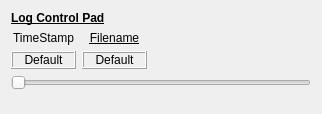
This is ui/w_logkeypad.ui in JFDuval/flexsea-plan as Qt 5 draws it before an edit. The edited form follows.
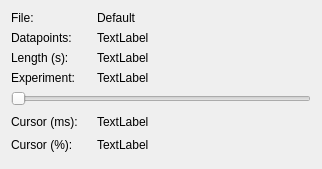
This is the edited form.

Commit message: Modified the LogKeyPad (more info, prettier)

The edit to the form file:
```diff
--- a/ui/w_logkeypad.ui
+++ b/ui/w_logkeypad.ui
@@ -6,40 +6,51 @@
    <rect>
     <x>0</x>
     <y>0</y>
-    <width>320</width>
-    <height>114</height>
+    <width>318</width>
+    <height>169</height>
    </rect>
   </property>
   <property name="windowTitle">
    <string>Form</string>
   </property>
   <layout class="QVBoxLayout" name="verticalLayout">
-   <item>
-    <widget class="QLabel" name="MainTitle">
-     <property name="text">
-      <string>&lt;html&gt;&lt;head/&gt;&lt;body&gt;&lt;p&gt;&lt;span style=&quot; font-weight:600; text-decoration: underline;&quot;&gt;Log Control Pad&lt;/span&gt;&lt;/p&gt;&lt;/body&gt;&lt;/html&gt;</string>
-     </property>
-    </widget>
-   </item>
    <item>
     <layout class="QGridLayout" name="MainGrid">
-     <item row="2" column="0" colspan="3">
-      <widget class="QSlider" name="TimeSlider">
-       <property name="minimumSize">
-        <size>
-         <width>300</width>
-         <height>0</height>
-        </size>
-       </property>
-       <property name="orientation">
-        <enum>Qt::Horizontal</enum>
-       </property>
-      </widget>
-     </item>
      <item row="0" column="0">
-      <widget class="QLabel" name="TimeStampTitle">
+      <widget class="QLabel" name="FileNameTitle">
+       <property name="minimumSize">
+        <size>
+         <width>80</width>
+         <height>0</height>
+        </size>
+       </property>
+       <property name="maximumSize">
+        <size>
+         <width>80</width>
+         <height>16777215</height>
+        </size>
+       </property>
        <property name="text">
-        <string>&lt;html&gt;&lt;head/&gt;&lt;body&gt;&lt;p align=&quot;center&quot;&gt;TimeStamp&lt;/p&gt;&lt;/body&gt;&lt;/html&gt;</string>
+        <string>&lt;html&gt;&lt;head/&gt;&lt;body&gt;&lt;p&gt;File:&lt;/p&gt;&lt;/body&gt;&lt;/html&gt;</string>
+       </property>
+      </widget>
+     </item>
+     <item row="2" column="0">
+      <widget class="QLabel" name="FileNameTitle_2">
+       <property name="minimumSize">
+        <size>
+         <width>80</width>
+         <height>0</height>
+        </size>
+       </property>
+       <property name="maximumSize">
+        <size>
+         <width>80</width>
+         <height>16777215</height>
+        </size>
+       </property>
+       <property name="text">
+        <string>&lt;html&gt;&lt;head/&gt;&lt;body&gt;&lt;p&gt;Length (s):&lt;/p&gt;&lt;/body&gt;&lt;/html&gt;</string>
        </property>
       </widget>
      </item>
@@ -47,38 +58,26 @@
       <widget class="QLabel" name="TimeStampLabel">
        <property name="minimumSize">
         <size>
-         <width>65</width>
+         <width>80</width>
          <height>0</height>
         </size>
        </property>
-       <property name="autoFillBackground">
-        <bool>false</bool>
-       </property>
-       <property name="frameShape">
-        <enum>QFrame::Box</enum>
-       </property>
-       <property name="frameShadow">
-        <enum>QFrame::Raised</enum>
-       </property>
-       <property name="lineWidth">
-        <number>1</number>
+       <property name="maximumSize">
+        <size>
+         <width>80</width>
+         <height>16777215</height>
+        </size>
        </property>
        <property name="text">
-        <string>Default</string>
-       </property>
-       <property name="alignment">
-        <set>Qt::AlignCenter</set>
-       </property>
-       <property name="textInteractionFlags">
-        <set>Qt::LinksAccessibleByMouse|Qt::TextSelectableByKeyboard|Qt::TextSelectableByMouse</set>
+        <string>&lt;html&gt;&lt;head/&gt;&lt;body&gt;&lt;p&gt;Datapoints:&lt;/p&gt;&lt;/body&gt;&lt;/html&gt;</string>
        </property>
       </widget>
      </item>
-     <item row="1" column="1">
+     <item row="0" column="1">
       <widget class="QLabel" name="FileNameLabel">
        <property name="minimumSize">
         <size>
-         <width>65</width>
+         <width>150</width>
          <height>0</height>
         </size>
        </property>
@@ -86,10 +85,10 @@
         <bool>false</bool>
        </property>
        <property name="frameShape">
-        <enum>QFrame::Box</enum>
+        <enum>QFrame::NoFrame</enum>
        </property>
        <property name="frameShadow">
-        <enum>QFrame::Raised</enum>
+        <enum>QFrame::Plain</enum>
        </property>
        <property name="lineWidth">
         <number>1</number>
@@ -98,15 +97,73 @@
         <string>Default</string>
        </property>
        <property name="alignment">
-        <set>Qt::AlignCenter</set>
+        <set>Qt::AlignLeading|Qt::AlignLeft|Qt::AlignVCenter</set>
        </property>
        <property name="textInteractionFlags">
         <set>Qt::LinksAccessibleByMouse|Qt::TextSelectableByKeyboard|Qt::TextSelectableByMouse</set>
        </property>
       </widget>
      </item>
-     <item row="1" column="2">
-      <spacer name="horizontalSpacer">
+     <item row="3" column="0">
+      <widget class="QLabel" name="FileNameTitle_4">
+       <property name="minimumSize">
+        <size>
+         <width>80</width>
+         <height>0</height>
+        </size>
+       </property>
+       <property name="maximumSize">
+        <size>
+         <width>80</width>
+         <height>16777215</height>
+        </size>
+       </property>
+       <property name="text">
+        <string>&lt;html&gt;&lt;head/&gt;&lt;body&gt;&lt;p&gt;Experiment:&lt;/p&gt;&lt;/body&gt;&lt;/html&gt;</string>
+       </property>
+      </widget>
+     </item>
+     <item row="1" column="1">
+      <widget class="QLabel" name="labelDataPoints">
+       <property name="minimumSize">
+        <size>
+         <width>150</width>
+         <height>0</height>
+        </size>
+       </property>
+       <property name="text">
+        <string>TextLabel</string>
+       </property>
+      </widget>
+     </item>
+     <item row="2" column="1">
+      <widget class="QLabel" name="labelLength">
+       <property name="minimumSize">
+        <size>
+         <width>150</width>
+         <height>0</height>
+        </size>
+       </property>
+       <property name="text">
+        <string>TextLabel</string>
+       </property>
+      </widget>
+     </item>
+     <item row="3" column="1">
+      <widget class="QLabel" name="labelExperiment">
+       <property name="minimumSize">
+        <size>
+         <width>150</width>
+         <height>0</height>
+        </size>
+       </property>
+       <property name="text">
+        <string>TextLabel</string>
+       </property>
+      </widget>
+     </item>
+     <item row="0" column="2">
+      <spacer name="horizontalSpacer_2">
        <property name="orientation">
         <enum>Qt::Horizontal</enum>
        </property>
@@ -118,13 +175,112 @@
        </property>
       </spacer>
      </item>
+    </layout>
+   </item>
+   <item>
+    <widget class="QSlider" name="TimeSlider">
+     <property name="minimumSize">
+      <size>
+       <width>300</width>
+       <height>0</height>
+      </size>
+     </property>
+     <property name="orientation">
+      <enum>Qt::Horizontal</enum>
+     </property>
+    </widget>
+   </item>
+   <item>
+    <layout class="QGridLayout" name="gridLayout">
+     <item row="1" column="0">
+      <widget class="QLabel" name="label_2">
+       <property name="minimumSize">
+        <size>
+         <width>80</width>
+         <height>0</height>
+        </size>
+       </property>
+       <property name="maximumSize">
+        <size>
+         <width>80</width>
+         <height>16777215</height>
+        </size>
+       </property>
+       <property name="text">
+        <string>Cursor (%):</string>
+       </property>
+      </widget>
+     </item>
+     <item row="0" column="0">
+      <widget class="QLabel" name="label">
+       <property name="minimumSize">
+        <size>
+         <width>80</width>
+         <height>0</height>
+        </size>
+       </property>
+       <property name="maximumSize">
+        <size>
+         <width>80</width>
+         <height>16777215</height>
+        </size>
+       </property>
+       <property name="text">
+        <string>Cursor (ms):</string>
+       </property>
+      </widget>
+     </item>
      <item row="0" column="1">
-      <widget class="QLabel" name="FileNameTitle">
+      <widget class="QLabel" name="labelCursorMs">
+       <property name="minimumSize">
+        <size>
+         <width>50</width>
+         <height>0</height>
+        </size>
+       </property>
+       <property name="maximumSize">
+        <size>
+         <width>75</width>
+         <height>16777215</height>
+        </size>
+       </property>
        <property name="text">
-        <string>&lt;html&gt;&lt;head/&gt;&lt;body&gt;&lt;p align=&quot;center&quot;&gt;&lt;span style=&quot; text-decoration: underline;&quot;&gt;Filename&lt;/span&gt;&lt;/p&gt;&lt;/body&gt;&lt;/html&gt;</string>
+        <string>TextLabel</string>
        </property>
       </widget>
      </item>
+     <item row="1" column="1">
+      <widget class="QLabel" name="labelCursorPct">
+       <property name="minimumSize">
+        <size>
+         <width>50</width>
+         <height>0</height>
+        </size>
+       </property>
+       <property name="maximumSize">
+        <size>
+         <width>75</width>
+         <height>16777215</height>
+        </size>
+       </property>
+       <property name="text">
+        <string>TextLabel</string>
+       </property>
+      </widget>
+     </item>
+     <item row="0" column="2">
+      <spacer name="horizontalSpacer">
+       <property name="orientation">
+        <enum>Qt::Horizontal</enum>
+       </property>
+       <property name="sizeHint" stdset="0">
+        <size>
+         <width>5</width>
+         <height>20</height>
+        </size>
+       </property>
+      </spacer>
+     </item>
     </layout>
    </item>
    <item>
```
Left out of the diff: 2 changed lines with no effect on the pictures. The commit also changes 1 other file.
